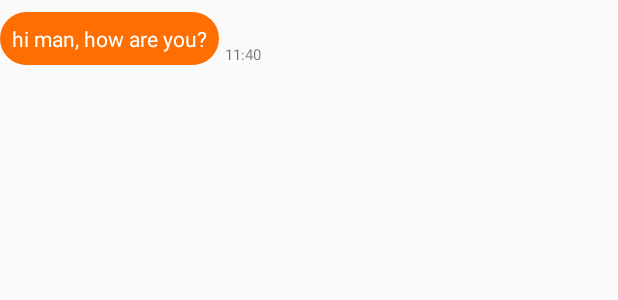
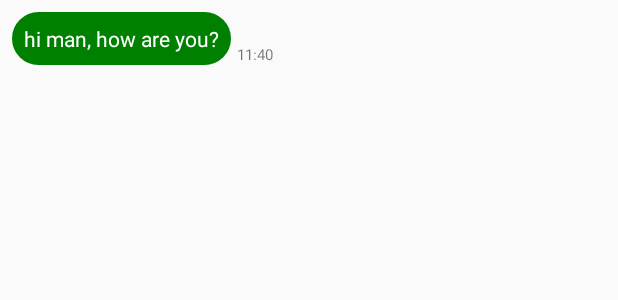
Before and after one commit to yharaskrik/heatchat-android, an Android app: the layout received_message.xml on its own in the app's theme, with its tools: preview values and no code run, on a phone screen of 412 x 824 dp. Shown: the top 300 px of the screen. Run offline under Robolectric (Android 15) with nearby library versions, the phone set to English and light mode, and no system bars.

Commit message:
auto scrolling works, and resizing with keyboard works. fixed the colors of chat bubbles

```diff
--- a/app/src/main/AndroidManifest.xml
+++ b/app/src/main/AndroidManifest.xml
@@ -9,7 +9,8 @@
         android:roundIcon="@mipmap/ic_launcher_round"
         android:supportsRtl="true"
         android:theme="@style/AppTheme">
-        <activity android:name=".MainActivity">
+        <activity android:name=".MainActivity"
+            android:windowSoftInputMode="adjustResize">
             <intent-filter>
                 <action android:name="android.intent.action.MAIN" />
 
--- a/app/src/main/res/drawable/rounded_rectangle_green.xml
+++ b/app/src/main/res/drawable/rounded_rectangle_green.xml
@@ -6,7 +6,7 @@
 
     <!-- View background color -->
     <solid
-        android:color="#FF6E00" >
+        android:color="#008000" >
     </solid>
 
     <!-- The radius makes the corners rounded -->
--- a/app/src/main/res/layout/activity_main.xml
+++ b/app/src/main/res/layout/activity_main.xml
@@ -17,6 +17,7 @@
     <android.support.v7.widget.RecyclerView android:id="@+id/list_of_messages"
         android:layout_width="match_parent"
         android:layout_height="match_parent"
+        android:layout_marginBottom="50dp"
         app:layout_constraintTop_toTopOf="parent"
         app:layout_constraintLeft_toLeftOf="parent"
         app:layout_constraintRight_toRightOf="parent"
@@ -34,6 +35,7 @@
             android:layout_height="2dp"
             android:background="#dfdfdf"
             android:layout_marginBottom="0dp"
+            android:id="@+id/shadow_bar"
             app:layout_constraintBottom_toTopOf="@+id/layout_chatbox"
             app:layout_constraintLeft_toLeftOf="parent"
             app:layout_constraintRight_toRightOf="parent"/>
--- a/app/src/main/res/layout/received_message.xml
+++ b/app/src/main/res/layout/received_message.xml
@@ -12,19 +12,20 @@
 
     android:layout_height="wrap_content"
 
-    android:paddingTop="8dp">
+    android:paddingTop="8dp"
+    android:layout_marginLeft="8dp">
 
     <TextView
         android:id="@+id/text_message_body"
         android:text="hi man, how are you?"
-        android:background="@drawable/rounded_rectangle_orange"
+        android:background="@drawable/rounded_rectangle_green"
         android:layout_width="wrap_content"
         android:layout_height="wrap_content"
         android:maxWidth="240dp"
         android:padding="8dp"
         android:textColor="#ffffff"
         android:layout_marginTop="4dp"
-        android:layout_marginLeft="8dp" />
+        android:layout_marginStart="8dp" />
 
     <TextView
         android:id="@+id/text_message_time"
--- a/app/src/main/res/layout/sent_message.xml
+++ b/app/src/main/res/layout/sent_message.xml
@@ -16,7 +16,7 @@
     <TextView
         android:id="@+id/text_message_body"
         android:text="hello, hello!"
-        android:background="@drawable/rounded_rectangle_green"
+        android:background="@drawable/rounded_rectangle_orange"
         android:layout_width="wrap_content"
         android:layout_height="wrap_content"
         android:maxWidth="240dp"
```
Also changed, not shown: app/src/main/java/heatchat/unite/com/heatchat/ChatMessageAdapter.java (+2 -6 lines), app/src/main/java/heatchat/unite/com/heatchat/MainActivity.java (+30 -12 lines).
